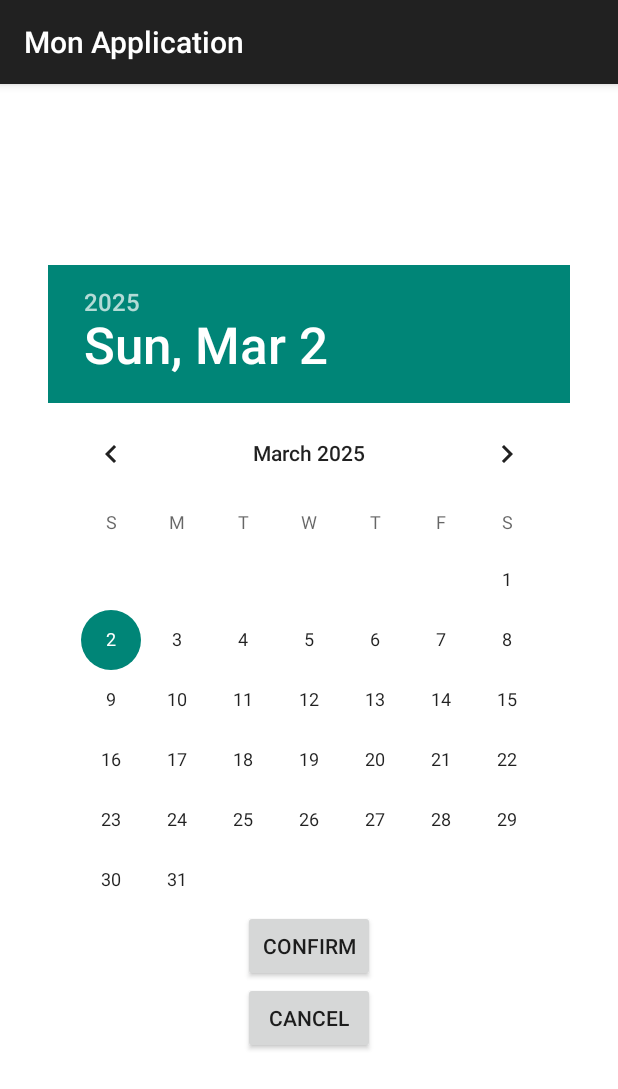
After one commit to Jiaobanzhang/Android_TP, an Android app: the DateActivity screen opened directly, with no data from a screen before it, on a phone screen of 412 x 824 dp. The commit adds this screen. Shown: the top 1089 px of the screen. Run offline under Robolectric (Android 15) with nearby library versions, the phone set to English and light mode, and no system bars.

Commit message:
TP4 : 1. 实现使用 Filter 启动DateActivity活动

```diff
--- /dev/null
+++ b/app/src/main/java/fr/imt_atlantique/myfirstappllication/DateActivity.java
@@ -0,0 +1,56 @@
+package fr.imt_atlantique.myfirstappllication;
+
+import android.content.Intent;
+import android.os.Bundle;
+import android.widget.Button;
+import android.widget.DatePicker;
+
+import androidx.appcompat.app.AppCompatActivity;
+
+public class DateActivity extends AppCompatActivity {
+    private DatePicker datePicker;
+    private Button buttonConfirm, buttonCancel;
+
+    @Override
+    protected void onCreate(Bundle savedInstanceState) {
+        super.onCreate(savedInstanceState);
+        setContentView(R.layout.activity_date);
+
+        datePicker = findViewById(R.id.datePicker);
+        buttonConfirm = findViewById(R.id.buttonConfirm);
+        buttonCancel = findViewById(R.id.buttonCancel);
+
+        // 读取传入的日期（如果有的话）
+        Intent intent = getIntent();
+        String currentDate = intent.getStringExtra("CURRENT_DATE");
+
+        // 设置默认日期
+        if (currentDate != null && !currentDate.isEmpty()) {
+            String[] parts = currentDate.split("/");
+            int year = Integer.parseInt(parts[0]);
+            int month = Integer.parseInt(parts[1]) - 1; // 月份从 0 开始
+            int day = Integer.parseInt(parts[2]);
+            datePicker.updateDate(year, month, day);
+        }
+
+        // 确认按钮
+        buttonConfirm.setOnClickListener(v -> {
+            int year = datePicker.getYear();
+            int month = datePicker.getMonth() + 1;
+            int day = datePicker.getDayOfMonth();
+            String selectedDate = day + "/" + month + "/" + year;
+
+            // 返回日期数据
+            Intent resultIntent = new Intent();
+            resultIntent.putExtra("SELECTED_DATE", selectedDate);
+            setResult(RESULT_OK, resultIntent);
+            finish();
+        });
+
+        // 取消按钮
+        buttonCancel.setOnClickListener(v -> {
+            setResult(RESULT_CANCELED);
+            finish();
+        });
+    }
+}
--- /dev/null
+++ b/app/src/main/res/layout/activity_date.xml
@@ -0,0 +1,28 @@
+<?xml version="1.0" encoding="utf-8"?>
+<LinearLayout xmlns:android="http://schemas.android.com/apk/res/android"
+    android:layout_width="match_parent"
+    android:layout_height="match_parent"
+    android:orientation="vertical"
+    android:gravity="center"
+    android:padding="16dp"
+    android:background="@color/white">
+
+    <DatePicker
+        android:id="@+id/datePicker"
+        android:layout_width="wrap_content"
+        android:layout_height="wrap_content"/>
+
+    <Button
+        android:id="@+id/buttonConfirm"
+        android:layout_width="wrap_content"
+        android:layout_height="wrap_content"
+        android:text="Confirm"/>
+
+    <Button
+        android:id="@+id/buttonCancel"
+        android:layout_width="wrap_content"
+        android:layout_height="wrap_content"
+        android:text="Cancel"/>
+
+
+</LinearLayout>
```
Also changed, not shown: app/src/main/AndroidManifest.xml (+9 -0 lines), app/src/main/java/fr/imt_atlantique/myfirstappllication/MainActivity.java (+32 -1 lines).
